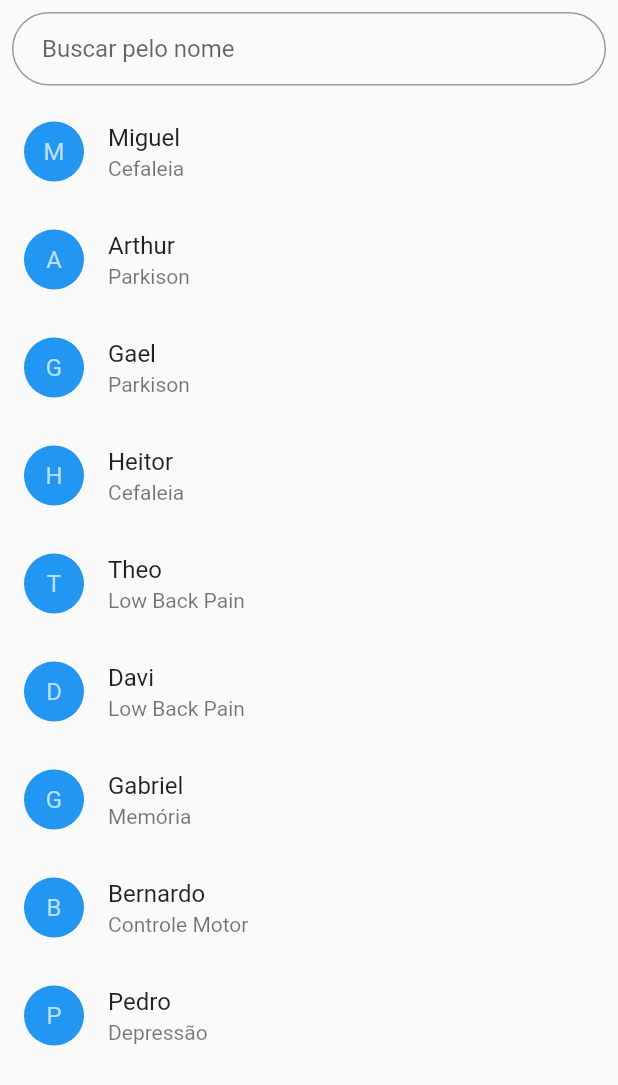
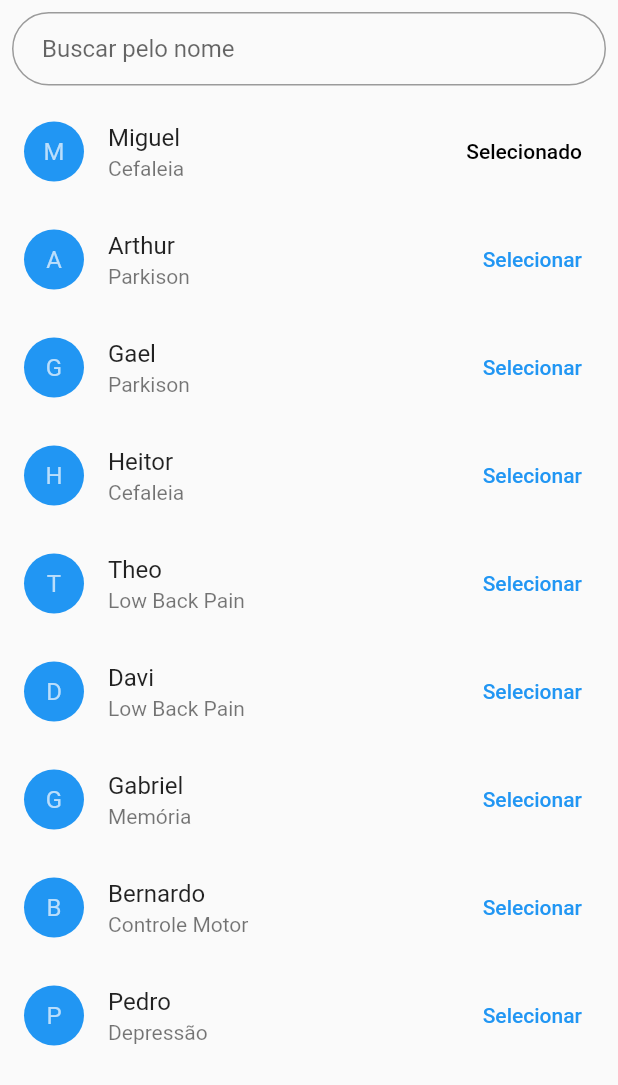
Before and after one commit to nestorufpe/OpentDCS-Mobile, a Flutter app: the SamplePage screen opened directly, on a phone screen of 412 x 824 dp. Shown: the top 1085 px of the screen. Run offline on Flutter 3.47's test engine with Material 2 defaults, Android fonts, the phone set to English and light mode, and no system bars; our stand-ins replace adaptive_dialog, fancy_bottom_navigation, flutter_easyloading, flutter_neumorphic, get, get_storage and 2 more; missing offline and left inert: direct_select_flutter, flutter_radar_chart, pausable_timer; accounts and stored records are empty.

Commit message:
selecionar ok

```diff
--- a/lib/screens/samplepage.dart
+++ b/lib/screens/samplepage.dart
@@ -1,6 +1,8 @@
+import 'package:adaptive_dialog/adaptive_dialog.dart';
 import 'package:flutter/material.dart';
 import 'package:get/get.dart';
 import 'package:opentdcsapp/controller/ctdcs.dart';
+import 'package:opentdcsapp/screens/addsamplepage.dart';
 import 'package:opentdcsapp/screens/profile.dart';
 
 final c = Get.put(ControllerTdcs.to);
@@ -13,15 +15,15 @@ class SamplePage extends StatefulWidget {
 }
 
 List<Contact> contacts = [
-  Contact(name: 'Miguel', protolSample: 'Cefaleia'),
-  Contact(name: 'Arthur', protolSample: 'Parkison'),
-  Contact(name: 'Gael ', protolSample: 'Parkison'),
-  Contact(name: 'Heitor ', protolSample: 'Cefaleia'),
-  Contact(name: 'Theo', protolSample: 'Low Back Pain'),
-  Contact(name: 'Davi', protolSample: 'Low Back Pain'),
-  Contact(name: 'Gabriel', protolSample: 'Memória'),
-  Contact(name: 'Bernardo', protolSample: 'Controle Motor'),
-  Contact(name: 'Pedro', protolSample: 'Depressão'),
+  Contact(name: 'Miguel', protolSample: 'Cefaleia', isSelected: true),
+  Contact(name: 'Arthur', protolSample: 'Parkison', isSelected: false),
+  Contact(name: 'Gael ', protolSample: 'Parkison', isSelected: false),
+  Contact(name: 'Heitor ', protolSample: 'Cefaleia', isSelected: false),
+  Contact(name: 'Theo', protolSample: 'Low Back Pain', isSelected: false),
+  Contact(name: 'Davi', protolSample: 'Low Back Pain', isSelected: false),
+  Contact(name: 'Gabriel', protolSample: 'Memória', isSelected: false),
+  Contact(name: 'Bernardo', protolSample: 'Controle Motor', isSelected: false),
+  Contact(name: 'Pedro', protolSample: 'Depressão', isSelected: false),
 ];
 
 class _SamplePageState extends State<SamplePage> {
@@ -79,7 +81,9 @@ class _SamplePageState extends State<SamplePage> {
                           height: 15,
                         ),
                         ElevatedButton(
-                            onPressed: () {},
+                            onPressed: () {
+                              Get.to(AddSample());
+                            },
                             child: Text("\u{2795} Adicionar amostra"))
                       ],
                     ))
@@ -98,6 +102,27 @@ class _SamplePageState extends State<SamplePage> {
                                     backgroundColor: Colors.blue,
                                     child: Text(
                                         '${contacts[index].name.substring(0, 1)}')),
+                                trailing: TextButton(
+                                  child: contacts[index].isSelected == false
+                                      ? Text("Selecionar")
+                                      : Text(
+                                          "Selecionado",
+                                          style: TextStyle(color: Colors.black),
+                                        ),
+                                  onPressed: () {
+                                    c.setSampleName('${contacts[index].name}');
+                                    setState(() {
+                                      contacts.forEach((element) {
+                                        if (element.name ==
+                                            contacts[index].name) {
+                                          element.isSelected = true;
+                                        } else {
+                                          element.isSelected = false;
+                                        }
+                                      });
+                                    });
+                                  },
+                                ),
                                 onTap: () =>
                                     _onTapItem(context, contacts[index]),
                               )
@@ -110,17 +135,33 @@ class _SamplePageState extends State<SamplePage> {
                                     ),
                                     subtitle:
                                         Text('${contacts[index].protolSample}'),
-                                    trailing: TextButton(
-                                      child: Text("Selecionar"),
-                                      onPressed: () {
-                                        c.setSampleName(
-                                            '${contacts[index].name}');
-                                      },
-                                    ),
                                     leading: CircleAvatar(
                                         backgroundColor: Colors.blue,
                                         child: Text(
                                             '${contacts[index].name.substring(0, 1)}')),
+                                    trailing: TextButton(
+                                      child: contacts[index].isSelected == false
+                                          ? Text("Selecionar")
+                                          : Text(
+                                              "Selecionado",
+                                              style: TextStyle(
+                                                  color: Colors.black),
+                                            ),
+                                      onPressed: () {
+                                        c.setSampleName(
+                                            '${contacts[index].name}');
+                                        setState(() {
+                                          contacts.forEach((element) {
+                                            if (element.name ==
+                                                contacts[index].name) {
+                                              element.isSelected = true;
+                                            } else {
+                                              element.isSelected = false;
+                                            }
+                                          });
+                                        });
+                                      },
+                                    ),
                                     onTap: () =>
                                         _onTapItem(context, contacts[index]),
                                   )
@@ -144,6 +185,10 @@ void _onTapItem(BuildContext context, Contact post) {
 class Contact {
   final String name;
   final String protolSample;
+  bool isSelected;
 
-  const Contact({required this.name, required this.protolSample});
+  Contact(
+      {required this.name,
+      required this.protolSample,
+      required this.isSelected});
 }
```
Also changed, not shown: 1 other file.
